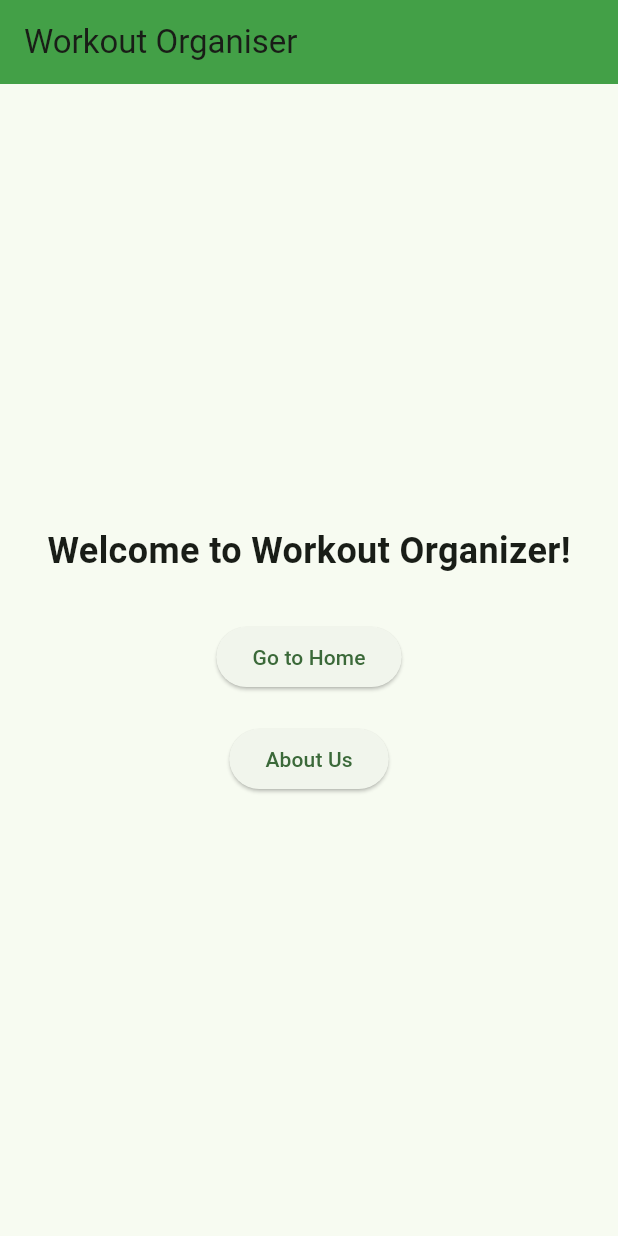
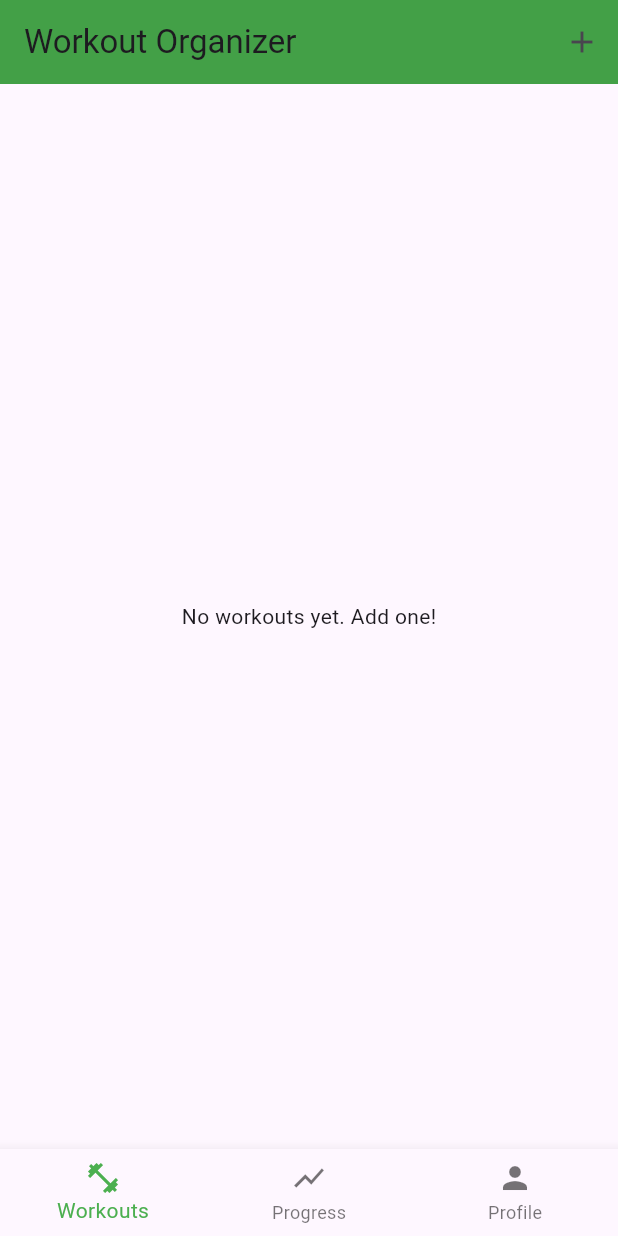
Before and after one commit to azanito/workout_organiser, a Flutter app: the screen it shows after launch, on a phone screen of 412 x 824 dp. Run offline on Flutter 3.47's test engine with Material 3 defaults, Android fonts, the phone set to English and light mode, and no system bars.

Commit message:
✅ Final update for Assignment 4 (gestures, dynamic UI, localization, theme)

````diff
--- /dev/null
+++ b/l10n.yaml
@@ -0,0 +1,5 @@
+arb-dir: lib/l10n
+template-arb-file: intl_en.arb
+output-localization-file: s.dart
+output-class: S
+synthetic-package: false
--- /dev/null
+++ b/lib/l10n/intl_en.arb
@@ -0,0 +1,6 @@
+{
+  "@@locale": "en",
+  "workouts": "Workouts",
+  "progress": "Progress",
+  "profile": "Profile"
+}
--- /dev/null
+++ b/lib/l10n/intl_kk.arb
@@ -0,0 +1,6 @@
+{
+    "@@locale": "kk",
+    "workouts": "Жаттығулар",
+    "progress": "Жетістіктер",
+    "profile": "Профиль"
+  }
--- /dev/null
+++ b/lib/l10n/intl_ru.arb
@@ -0,0 +1,6 @@
+{
+    "@@locale": "ru",
+    "workouts": "Тренировки",
+    "progress": "Прогресс",
+    "profile": "Профиль"
+  }
--- /dev/null
+++ b/lib/l10n/s.dart
@@ -0,0 +1,150 @@
+import 'dart:async';
+
+import 'package:flutter/foundation.dart';
+import 'package:flutter/widgets.dart';
+import 'package:flutter_localizations/flutter_localizations.dart';
+import 'package:intl/intl.dart' as intl;
+
+import 's_en.dart';
+import 's_kk.dart';
+import 's_ru.dart';
+
+// ignore_for_file: type=lint
+
+/// Callers can lookup localized strings with an instance of S
+/// returned by `S.of(context)`.
+///
+/// Applications need to include `S.delegate()` in their app's
+/// `localizationDelegates` list, and the locales they support in the app's
+/// `supportedLocales` list. For example:
+///
+/// ```dart
+/// import 'l10n/s.dart';
+///
+/// return MaterialApp(
+///   localizationsDelegates: S.localizationsDelegates,
+///   supportedLocales: S.supportedLocales,
+///   home: MyApplicationHome(),
+/// );
+/// ```
+///
+/// ## Update pubspec.yaml
+///
+/// Please make sure to update your pubspec.yaml to include the following
+/// packages:
+///
+/// ```yaml
+/// dependencies:
+///   # Internationalization support.
+///   flutter_localizations:
+///     sdk: flutter
+///   intl: any # Use the pinned version from flutter_localizations
+///
+///   # Rest of dependencies
+/// ```
+///
+/// ## iOS Applications
+///
+/// iOS applications define key application metadata, including supported
+/// locales, in an Info.plist file that is built into the application bundle.
+/// To configure the locales supported by your app, you’ll need to edit this
+/// file.
+///
+/// First, open your project’s ios/Runner.xcworkspace Xcode workspace file.
+/// Then, in the Project Navigator, open the Info.plist file under the Runner
+/// project’s Runner folder.
+///
+/// Next, select the Information Property List item, select Add Item from the
+/// Editor menu, then select Localizations from the pop-up menu.
+///
+/// Select and expand the newly-created Localizations item then, for each
+/// locale your application supports, add a new item and select the locale
+/// you wish to add from the pop-up menu in the Value field. This list should
+/// be consistent with the languages listed in the S.supportedLocales
+/// property.
+abstract class S {
+  S(String locale) : localeName = intl.Intl.canonicalizedLocale(locale.toString());
+
+  final String localeName;
+
+  static S? of(BuildContext context) {
+    return Localizations.of<S>(context, S);
+  }
+
+  static const LocalizationsDelegate<S> delegate = _SDelegate();
+
+  /// A list of this localizations delegate along with the default localizations
+  /// delegates.
+  ///
+  /// Returns a list of localizations delegates containing this delegate along with
+  /// GlobalMaterialLocalizations.delegate, GlobalCupertinoLocalizations.delegate,
+  /// and GlobalWidgetsLocalizations.delegate.
+  ///
+  /// Additional delegates can be added by appending to this list in
+  /// MaterialApp. This list does not have to be used at all if a custom list
+  /// of delegates is preferred or required.
+  static const List<LocalizationsDelegate<dynamic>> localizationsDelegates = <LocalizationsDelegate<dynamic>>[
+    delegate,
+    GlobalMaterialLocalizations.delegate,
+    GlobalCupertinoLocalizations.delegate,
+    GlobalWidgetsLocalizations.delegate,
+  ];
+
+  /// A list of this localizations delegate's supported locales.
+  static const List<Locale> supportedLocales = <Locale>[
+    Locale('en'),
+    Locale('kk'),
+    Locale('ru')
+  ];
+
+  /// No description provided for @workouts.
+  ///
+  /// In en, this message translates to:
+  /// **'Workouts'**
+  String get workouts;
+
+  /// No description provided for @progress.
+  ///
+  /// In en, this message translates to:
+  /// **'Progress'**
+  String get progress;
+
+  /// No description provided for @profile.
+  ///
+  /// In en, this message translates to:
+  /// **'Profile'**
+  String get profile;
+}
+
+class _SDelegate extends LocalizationsDelegate<S> {
+  const _SDelegate();
+
+  @override
+  Future<S> load(Locale locale) {
+    return SynchronousFuture<S>(lookupS(locale));
+  }
+
+  @override
+  bool isSupported(Locale locale) => <String>['en', 'kk', 'ru'].contains(locale.languageCode);
+
+  @override
+  bool shouldReload(_SDelegate old) => false;
+}
+
+S lookupS(Locale locale) {
+
+
+  // Lookup logic when only language code is specified.
+  switch (locale.languageCode) {
+    case 'en': return SEn();
+    case 'kk': return SKk();
+    case 'ru': return SRu();
+  }
+
+  throw FlutterError(
+    'S.delegate failed to load unsupported locale "$locale". This is likely '
+    'an issue with the localizations generation tool. Please file an issue '
+    'on GitHub with a reproducible sample app and the gen-l10n configuration '
+    'that was used.'
+  );
+}
--- /dev/null
+++ b/lib/l10n/s_en.dart
@@ -0,0 +1,19 @@
+// ignore: unused_import
+import 'package:intl/intl.dart' as intl;
+import 's.dart';
+
+// ignore_for_file: type=lint
+
+/// The translations for English (`en`).
+class SEn extends S {
+  SEn([String locale = 'en']) : super(locale);
+
+  @override
+  String get workouts => 'Workouts';
+
+  @override
+  String get progress => 'Progress';
+
+  @override
+  String get profile => 'Profile';
+}
--- /dev/null
+++ b/lib/l10n/s_kk.dart
@@ -0,0 +1,19 @@
+// ignore: unused_import
+import 'package:intl/intl.dart' as intl;
+import 's.dart';
+
+// ignore_for_file: type=lint
+
+/// The translations for Kazakh (`kk`).
+class SKk extends S {
+  SKk([String locale = 'kk']) : super(locale);
+
+  @override
+  String get workouts => 'Жаттығулар';
+
+  @override
+  String get progress => 'Жетістіктер';
+
+  @override
+  String get profile => 'Профиль';
+}
--- /dev/null
+++ b/lib/l10n/s_ru.dart
@@ -0,0 +1,19 @@
+// ignore: unused_import
+import 'package:intl/intl.dart' as intl;
+import 's.dart';
+
+// ignore_for_file: type=lint
+
+/// The translations for Russian (`ru`).
+class SRu extends S {
+  SRu([String locale = 'ru']) : super(locale);
+
+  @override
+  String get workouts => 'Тренировки';
+
+  @override
+  String get progress => 'Прогресс';
+
+  @override
+  String get profile => 'Профиль';
+}
--- a/lib/main.dart
+++ b/lib/main.dart
@@ -1,69 +1,91 @@
 import 'package:flutter/material.dart';
-import 'home_screen.dart';  // Импортируем HomeScreen
-import 'about_page.dart';   // Импортируем AboutPage
+import 'package:flutter_localizations/flutter_localizations.dart';
+import 'workouts_page.dart';
+import 'progress_page.dart';
+import 'profile_page.dart';
+import 'l10n/s.dart';
 
 void main() {
-  runApp(WorkoutOrganiserApp());
+  runApp(const WorkoutOrganiserApp());
 }
 
 class WorkoutOrganiserApp extends StatelessWidget {
-  WorkoutOrganiserApp({super.key});  // Убираем 'const' из конструктора
+  const WorkoutOrganiserApp({super.key});
 
   @override
   Widget build(BuildContext context) {
     return MaterialApp(
       title: 'Workout Organiser',
-      theme: ThemeData(
-        colorScheme: ColorScheme.fromSeed(seedColor: Colors.green),
-        useMaterial3: true,
-        fontFamily: 'Roboto',
-      ),
-      home: SplashScreen(),  // Устанавливаем SplashScreen как начальную страницу
+      theme: ThemeData.light(),
+      darkTheme: ThemeData.dark(),
+      themeMode: ThemeMode.system,
+      localizationsDelegates: const [
+        S.delegate,
+        GlobalMaterialLocalizations.delegate,
+        GlobalWidgetsLocalizations.delegate,
+        GlobalCupertinoLocalizations.delegate,
+      ],
+      supportedLocales: const [
+        Locale('en'),
+        Locale('ru'),
+        Locale('kk'),
+      ],
+      localeResolutionCallback: (locale, supportedLocales) {
+        if (locale == null) return const Locale('kk');
+        for (var supportedLocale in supportedLocales) {
+          if (supportedLocale.languageCode == locale.languageCode) {
+            return supportedLocale;
+          }
+        }
+        return const Locale('kk');
+      },
+      home: const MainNavigationScreen(),
       debugShowCheckedModeBanner: false,
     );
   }
 }
 
-class SplashScreen extends StatelessWidget {
+class MainNavigationScreen extends StatefulWidget {
+  const MainNavigationScreen({super.key});
+
+  @override
+  State<MainNavigationScreen> createState() => _MainNavigationScreenState();
+}
+
+class _MainNavigationScreenState extends State<MainNavigationScreen> {
+  int _selectedIndex = 0;
+
+  final List<Widget> _pages = const [
+    WorkoutsPage(),
+    ProgressPage(),
+    ProfilePage(),
+  ];
+
+  void _onItemTapped(int index) {
+    setState(() {
+      _selectedIndex = index;
+    });
+  }
+
   @override
   Widget build(BuildContext context) {
     return Scaffold(
-      appBar: AppBar(
-        title: const Text("Workout Organiser"),
-        backgroundColor: Colors.green.shade600,
-      ),
-      body: Center(
-        child: Column(
-          mainAxisAlignment: MainAxisAlignment.center,
-          children: [
-            const Text(
-              "Welcome to Workout Organizer!",
-              style: TextStyle(fontSize: 24, fontWeight: FontWeight.bold),
-            ),
-            const SizedBox(height: 30),
-            ElevatedButton(
-              onPressed: () {
-                // Переход на HomeScreen
-                Navigator.push(
-                  context,
-                  MaterialPageRoute(builder: (context) => HomeScreen()),
-                );
-              },
-              child: const Text("Go to Home"),
-            ),
-            const SizedBox(height: 20),
-            ElevatedButton(
-              onPressed: () {
-                // Переход на AboutPage
-                Navigator.push(
-                  context,
-                  MaterialPageRoute(builder: (context) => AboutPage()), // Используем AboutPage
-                );
-              },
-              child: const Text("About Us"),
-            ),
-          ],
-        ),
+      body: _pages[_selectedIndex],
+      bottomNavigationBar: BottomNavigationBar(
+        currentIndex: _selectedIndex,
+        selectedItemColor: Colors.green,
+        onTap: _onItemTapped,
+        items: [
+          BottomNavigationBarItem(
+              icon: const Icon(Icons.fitness_center),
+              label: S.of(context)?.workouts),
+          BottomNavigationBarItem(
+              icon: const Icon(Icons.show_chart),
+              label: S.of(context)?.progress),
+          BottomNavigationBarItem(
+              icon: const Icon(Icons.person),
+              label: S.of(context)?.profile),
+        ],
       ),
     );
   }
--- /dev/null
+++ b/lib/workouts_page.dart
@@ -0,0 +1,191 @@
+import 'package:flutter/material.dart';
+
+class WorkoutsPage extends StatefulWidget {
+  const WorkoutsPage({super.key});
+
+  @override
+  State<WorkoutsPage> createState() => _WorkoutsPageState();
+}
+
+class _Workout {
+  String title;
+  String description;
+
+  _Workout({required this.title, required this.description});
+}
+
+class _WorkoutsPageState extends State<WorkoutsPage> {
+  final List<_Workout> _workouts = [];
+  final TextEditingController _titleController = TextEditingController();
+  final TextEditingController _descController = TextEditingController();
+  int? _selectedWorkoutIndex;
+
+  void _showAddWorkoutDialog({bool isEdit = false}) {
+    if (isEdit && _selectedWorkoutIndex != null) {
+      final workout = _workouts[_selectedWorkoutIndex!];
+      _titleController.text = workout.title;
+      _descController.text = workout.description;
+    } else {
+      _titleController.clear();
+      _descController.clear();
+    }
+
+    showDialog(
+      context: context,
+      builder: (_) => AlertDialog(
+        title: Text(isEdit ? 'Edit Workout' : 'Add Workout'),
+        content: Column(
+          mainAxisSize: MainAxisSize.min,
+          children: [
+            TextField(
+              controller: _titleController,
+              decoration: const InputDecoration(labelText: 'Title'),
+            ),
+            TextField(
+              controller: _descController,
+              decoration: const InputDecoration(labelText: 'Description'),
+            ),
+          ],
+        ),
+        actions: [
+          TextButton(
+            onPressed: () {
+              Navigator.pop(context);
+            },
+            child: const Text("Cancel"),
+          ),
+          ElevatedButton(
+            onPressed: () {
+              setState(() {
+                if (isEdit && _selectedWorkoutIndex != null) {
+                  _workouts[_selectedWorkoutIndex!] = _Workout(
+                    title: _titleController.text,
+                    description: _descController.text,
+                  );
+                } else {
+                  _workouts.add(_Workout(
+                    title: _titleController.text,
+                    description: _descController.text,
+                  ));
+                }
+              });
+              Navigator.pop(context);
+            },
+            child: Text(isEdit ? "Update" : "Add"),
+          ),
+        ],
+      ),
+    );
+  }
+
+  void _deleteWorkout(int index) {
+    setState(() {
+      _workouts.removeAt(index);
+    });
+  }
+
+  void _showWorkoutDetails(_Workout workout) {
+    showDialog(
+      context: context,
+      builder: (_) => AlertDialog(
+        title: Text(workout.title),
+        content: Text(workout.description),
+        actions: [
+          TextButton(
+            onPressed: () => Navigator.pop(context),
+            child: const Text("Close"),
+          )
+        ],
+      ),
+    );
+  }
+
+  @override
+  Widget build(BuildContext context) {
+    var screenWidth = MediaQuery.of(context).size.width;
+
+    return Scaffold(
+      appBar: AppBar(
+        title: const Text("Workout Organizer"),
+        backgroundColor: Colors.green.shade600,
+        actions: [
+          IconButton(
+            icon: const Icon(Icons.add),
+            onPressed: () => _showAddWorkoutDialog(),
+          )
+        ],
+      ),
+      body: OrientationBuilder(
+        builder: (context, orientation) {
+          return _workouts.isEmpty
+              ? const Center(child: Text("No workouts yet. Add one!"))
+              : screenWidth < 600
+                  ? ListView.builder(
+                      itemCount: _workouts.length,
+                      itemBuilder: (_, index) {
+                        final workout = _workouts[index];
+                        return GestureDetector(
+                          onTap: () => _showWorkoutDetails(workout),
+                          onLongPress: () => _deleteWorkout(index),
+                          child: Card(
+                            child: ListTile(
+                              title: Text(workout.title),
+                              subtitle: Text(workout.description),
+                              trailing: IconButton(
+                                icon: const Icon(Icons.edit),
+                                onPressed: () {
+                                  _selectedWorkoutIndex = index;
+                                  _showAddWorkoutDialog(isEdit: true);
+                                },
+                              ),
+                            ),
+                          ),
+                        );
+                      },
+                    )
+                  : GridView.builder(
+                      gridDelegate: const SliverGridDelegateWithFixedCrossAxisCount(
+                        crossAxisCount: 2,
+                        crossAxisSpacing: 10,
+                        mainAxisSpacing: 10,
+                      ),
+                      itemCount: _workouts.length,
+                      itemBuilder: (_, index) {
+                        final workout = _workouts[index];
+                        return GestureDetector(
+                          onTap: () => _showWorkoutDetails(workout),
+                          onLongPress: () => _deleteWorkout(index),
+                          child: Card(
+                            child: Padding(
+                              padding: const EdgeInsets.all(12.0),
+                              child: Column(
+                                mainAxisAlignment: MainAxisAlignment.center,
+                                children: [
+                                  Text(
+                                    workout.title,
+                                    style: const TextStyle(
+                                      fontSize: 18,
+                                      fontWeight: FontWeight.bold,
+                                    ),
+                                  ),
+                                  const SizedBox(height: 8),
+                                  Text(workout.description),
+                                  IconButton(
+                                    icon: const Icon(Icons.edit),
+                                    onPressed: () {
+                                      _selectedWorkoutIndex = index;
+                                      _showAddWorkoutDialog(isEdit: true);
+                                    },
+                                  )
+                                ],
+                              ),
+                            ),
+                          ),
+                        );
+                      },
+                    );
+        },
+      ),
+    );
+  }
+}
--- a/pubspec.yaml
+++ b/pubspec.yaml
@@ -30,6 +30,8 @@ environment:
 dependencies:
   flutter:
     sdk: flutter
+  flutter_localizations:
+    sdk: flutter
 
   # The following adds the Cupertino Icons font to your application.
   # Use with the CupertinoIcons class for iOS style icons.
@@ -51,6 +53,7 @@ dev_dependencies:
 
 # The following section is specific to Flutter packages.
 flutter:
+  generate: true
 
   # The following line ensures that the Material Icons font is
   # included with your application, so that you can use the icons in
````
Also changed, not shown: lib/about_page.dart (+15 -14 lines), lib/home_screen.dart (deleted, +0 -75 lines), lib/profile_page.dart (added, +42 -0 lines), lib/progress_page.dart (added, +21 -0 lines), pubspec.lock.
